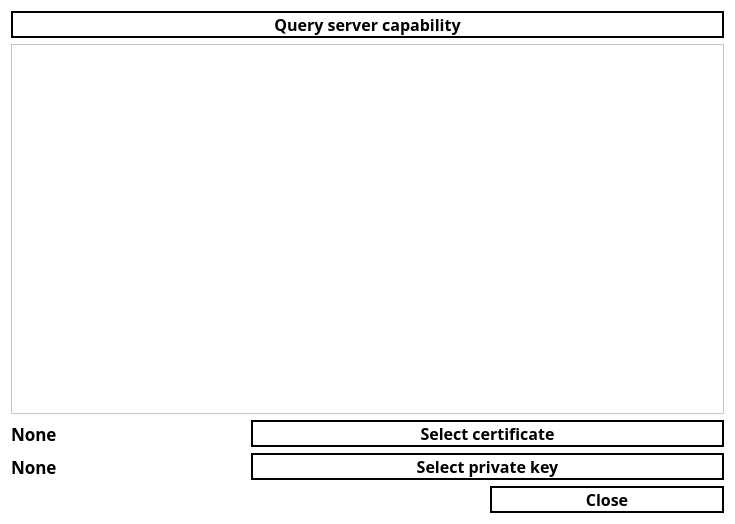
Qt form opc-client/connection_ui.ui (alexlocastro/industrial-informatics-opc-ua-python) before a commit.
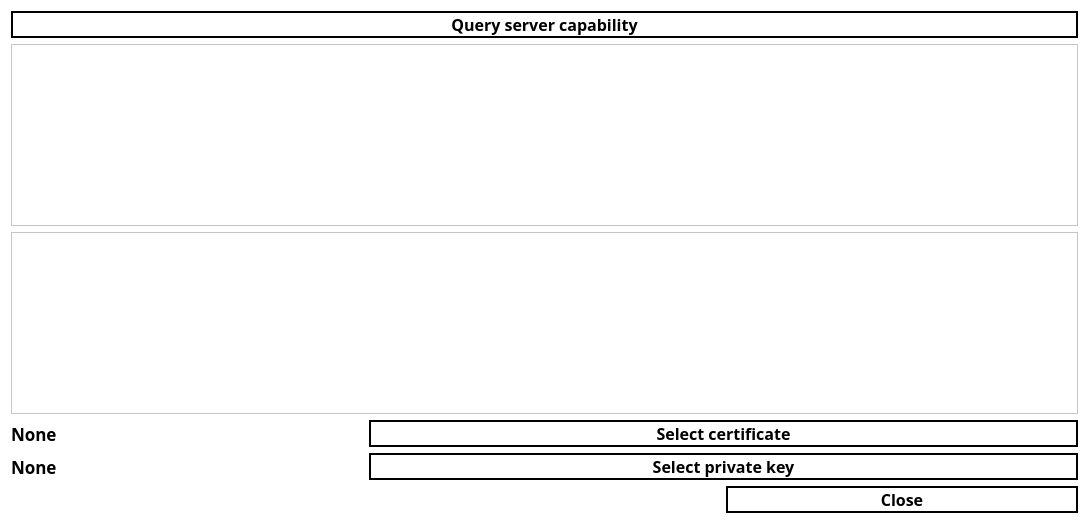
The same form after that commit.

Commit message: add unselectable endpoints table

```diff
--- a/opc-client/connection_ui.ui
+++ b/opc-client/connection_ui.ui
@@ -6,7 +6,7 @@
    <rect>
     <x>0</x>
     <y>0</y>
-    <width>735</width>
+    <width>1089</width>
     <height>524</height>
    </rect>
   </property>
@@ -29,44 +29,8 @@
 </string>
   </property>
   <layout class="QGridLayout" name="gridLayout">
-   <item row="7" column="2">
-    <widget class="QPushButton" name="closeButton">
-     <property name="font">
-      <font>
-       <family>Ubuntu Mono</family>
-       <pointsize>12</pointsize>
-       <weight>75</weight>
-       <bold>true</bold>
-      </font>
-     </property>
-     <property name="styleSheet">
-      <string notr="true">QPushButton {
-	background-color: white;
-	border: 2px solid black;
-}</string>
-     </property>
-     <property name="text">
-      <string>Close</string>
-     </property>
-    </widget>
-   </item>
-   <item row="5" column="0">
-    <widget class="QLabel" name="certificateLabel">
-     <property name="font">
-      <font>
-       <family>Ubuntu Mono</family>
-       <pointsize>13</pointsize>
-       <weight>75</weight>
-       <bold>true</bold>
-      </font>
-     </property>
-     <property name="text">
-      <string>None</string>
-     </property>
-    </widget>
-   </item>
    <item row="6" column="0">
-    <widget class="QLabel" name="privateKeyLabel">
+    <widget class="QLabel" name="certificateLabel">
      <property name="font">
       <font>
        <family>Ubuntu Mono</family>
@@ -80,48 +44,6 @@
      </property>
     </widget>
    </item>
-   <item row="6" column="1" colspan="2">
-    <widget class="QPushButton" name="privateKeyButton">
-     <property name="font">
-      <font>
-       <family>Ubuntu Mono</family>
-       <pointsize>12</pointsize>
-       <weight>75</weight>
-       <bold>true</bold>
-      </font>
-     </property>
-     <property name="styleSheet">
-      <string notr="true">QPushButton {
-	background-color: white;
-	border: 2px solid black;
-}</string>
-     </property>
-     <property name="text">
-      <string>Select private key</string>
-     </property>
-    </widget>
-   </item>
-   <item row="5" column="1" colspan="2">
-    <widget class="QPushButton" name="certificateButton">
-     <property name="font">
-      <font>
-       <family>Ubuntu Mono</family>
-       <pointsize>12</pointsize>
-       <weight>75</weight>
-       <bold>true</bold>
-      </font>
-     </property>
-     <property name="styleSheet">
-      <string notr="true">QPushButton {
-	background-color: white;
-	border: 2px solid black;
-}</string>
-     </property>
-     <property name="text">
-      <string>Select certificate</string>
-     </property>
-    </widget>
-   </item>
    <item row="0" column="0" colspan="3">
     <widget class="QPushButton" name="queryButton">
      <property name="font">
@@ -153,6 +75,97 @@
      </property>
     </widget>
    </item>
+   <item row="8" column="2">
+    <widget class="QPushButton" name="closeButton">
+     <property name="font">
+      <font>
+       <family>Ubuntu Mono</family>
+       <pointsize>12</pointsize>
+       <weight>75</weight>
+       <bold>true</bold>
+      </font>
+     </property>
+     <property name="styleSheet">
+      <string notr="true">QPushButton {
+	background-color: white;
+	border: 2px solid black;
+}</string>
+     </property>
+     <property name="text">
+      <string>Close</string>
+     </property>
+    </widget>
+   </item>
+   <item row="6" column="1" colspan="2">
+    <widget class="QPushButton" name="certificateButton">
+     <property name="font">
+      <font>
+       <family>Ubuntu Mono</family>
+       <pointsize>12</pointsize>
+       <weight>75</weight>
+       <bold>true</bold>
+      </font>
+     </property>
+     <property name="styleSheet">
+      <string notr="true">QPushButton {
+	background-color: white;
+	border: 2px solid black;
+}</string>
+     </property>
+     <property name="text">
+      <string>Select certificate</string>
+     </property>
+    </widget>
+   </item>
+   <item row="7" column="1" colspan="2">
+    <widget class="QPushButton" name="privateKeyButton">
+     <property name="font">
+      <font>
+       <family>Ubuntu Mono</family>
+       <pointsize>12</pointsize>
+       <weight>75</weight>
+       <bold>true</bold>
+      </font>
+     </property>
+     <property name="styleSheet">
+      <string notr="true">QPushButton {
+	background-color: white;
+	border: 2px solid black;
+}</string>
+     </property>
+     <property name="text">
+      <string>Select private key</string>
+     </property>
+    </widget>
+   </item>
+   <item row="7" column="0">
+    <widget class="QLabel" name="privateKeyLabel">
+     <property name="font">
+      <font>
+       <family>Ubuntu Mono</family>
+       <pointsize>13</pointsize>
+       <weight>75</weight>
+       <bold>true</bold>
+      </font>
+     </property>
+     <property name="text">
+      <string>None</string>
+     </property>
+    </widget>
+   </item>
+   <item row="2" column="0" colspan="3">
+    <widget class="QTableWidget" name="unselectableEndpointsTable">
+     <property name="editTriggers">
+      <set>QAbstractItemView::NoEditTriggers</set>
+     </property>
+     <property name="selectionMode">
+      <enum>QAbstractItemView::NoSelection</enum>
+     </property>
+     <property name="selectionBehavior">
+      <enum>QAbstractItemView::SelectRows</enum>
+     </property>
+    </widget>
+   </item>
   </layout>
  </widget>
  <layoutdefault spacing="6" margin="11"/>
```
Left out of the diff: 8 changed lines with no effect on the pictures. The commit also changes 2 other files.
